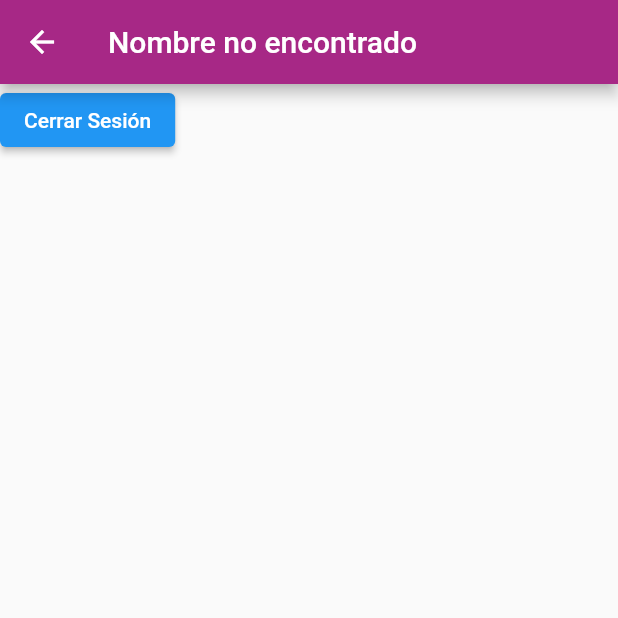
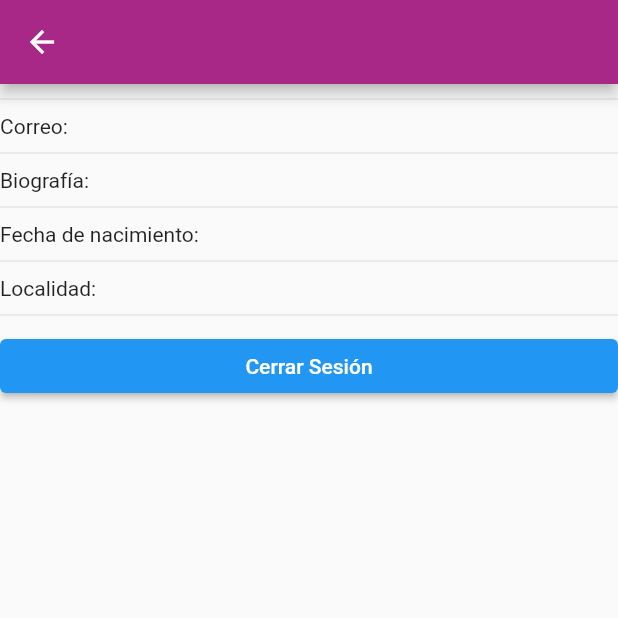
Before and after one commit to dan415/tapastop, a Flutter app: the ProfileScreen screen opened directly, on a phone screen of 412 x 824 dp, the top half of it. Run offline on Flutter 3.47's test engine with Material 2 defaults, Android fonts, the phone set to English and light mode, and no system bars; our stand-ins replace cloud_firestore, date_time_picker, firebase_auth, firebase_core, firebase_database, firebase_storage and 3 more; missing offline and left inert: dart:ffi; accounts and stored records are empty; generated files the repository leaves out were written again.

Commit message:
add: gear fosu

```diff
--- a/lib/screens/homeScreen.dart
+++ b/lib/screens/homeScreen.dart
@@ -2,7 +2,7 @@ import 'package:flutter/cupertino.dart';
 import 'package:flutter/material.dart';
 import 'package:tapastop/screens/GalardonScreen.dart';
 import 'package:tapastop/screens/SearchScreen.dart';
-import 'package:tapastop/screens/favouriteScreen.dart';
+import 'package:tapastop/screens/feedScreen.dart';
 import 'package:tapastop/screens/helpScreen.dart';
 import 'package:tapastop/screens/profileScreen.dart';
 import 'package:tapastop/screens/settingScreen.dart';
@@ -96,11 +96,11 @@ class HomeScreenState extends State<HomeScreen> {
                   Container(
                     color: Theme.of(context).primaryColorLight,
                     child: GestureDetector(
-                      onTap: () => Navigator.push(context, MyNavigator.createRoute(const FavouriteScreen(), isAnimated: true)),
+                      onTap: () => Navigator.push(context, MyNavigator.createRoute(const feedScreen(), isAnimated: true)),
                       child: SizedBox(
                           width: 50,
                           height: 50,
-                          child: Column( children: const [Icon(Icons.favorite, size: 100,), Text("Restuarantes favoritos")])
+                          child: Column( children: const [Icon(Icons.food_bank, size: 100,), Text("Degustaciones")])
 
                       ),
                     ),
--- a/lib/screens/profileScreen.dart
+++ b/lib/screens/profileScreen.dart
@@ -1,13 +1,16 @@
 
 import 'package:cloud_firestore/cloud_firestore.dart';
 import 'package:firebase_auth/firebase_auth.dart';
+import 'package:firebase_core/firebase_core.dart';
 import 'package:flutter/cupertino.dart';
 import 'package:flutter/material.dart';
 import 'package:provider/provider.dart';
+import 'package:tapastop/firebase_operations/authenticator.dart';
 import 'package:tapastop/screens/loginScreen.dart';
 import '../model/Response.dart';
 import '../model/userViewModel.dart';
 import '../utils/navigator.dart';
+import 'package:tapastop/firebase_operations/databaseAPI.dart';
 
 class ProfileScreen extends StatefulWidget {
   const ProfileScreen({super.key});
@@ -42,9 +45,27 @@ class ProfileScreenPage extends StatefulWidget {
 class ProfileScreenState extends State<ProfileScreen> {
   DocumentSnapshot? snapshot;
   String? _profilePic;
+  String? _name;
+  String? _email;
+  String? _phone;
+
 
   Future<void> loadSnapshot() async {
     return await Provider.of<UserVM>(context, listen: false).loadUser(FirebaseAuth.instance.currentUser!.uid);
+  }
+
+  @override
+  void initState() {
+    Database db = Database();
+    FirebaseAuthenticator auth = FirebaseAuthenticator();
+    Future<DocumentSnapshot<Map<String, dynamic>>>? user = db.getUser(auth.getCurrentUID() ?? "");
+    user.then((value) {
+      setState(() {
+        snapshot = value;
+        print(snapshot?.data());
+      });
+    });
+    super.initState();
   }
 
   @override
@@ -54,17 +75,26 @@ class ProfileScreenState extends State<ProfileScreen> {
     // if (res.status == Status.COMPLETED) {
     //   _profilePic = (res.data as Map<String, String>)["pfp"];
     // }
-    DocumentSnapshot<Map<String, dynamic>>? user;
+
+
     return Scaffold(
       appBar: AppBar(
         title: Text(
-        user?.get("nombre") ?? "Nombre no encontrado",
-        ),
+       "${snapshot?.get('nombre')}  ${snapshot?.get('apellido')}"?? "No name"),
         backgroundColor: Theme.of(context).primaryColorDark,
       ),
       body: Container(
-          child: Column(
+          child: ListView(
                 children: [
+                  const Divider(height: 20,),
+                  Text("Correo: ${FirebaseAuth.instance.currentUser?.email}"?? "No email"),
+                  const Divider(height: 20,),
+                  Text("Biografía: ${snapshot?.get('presentacion')}"?? "No bio"),
+                  const Divider(height: 20,),
+                  Text("Fecha de nacimiento: ${snapshot?.get('edad')}"?? "No age"),
+                  const Divider(height: 20,),
+                  Text("Localidad: ${snapshot?.get('localidad')}"?? "No age"),
+                  const Divider(height: 20,),
                   ElevatedButton(onPressed: () {FirebaseAuth.instance.signOut();   Navigator.pushAndRemoveUntil(
                       context, MyNavigator.createRoute(const LoginScreen()), (
                       Route<dynamic> route) => false);}, child: Text("Cerrar Sesión")),
```
Also changed, not shown: lib/screens/favouriteScreen.dart (deleted, +0 -19 lines), lib/screens/feedScreen.dart (added, +42 -0 lines), lib/screens/signupScreen.dart (+26 -12 lines).
